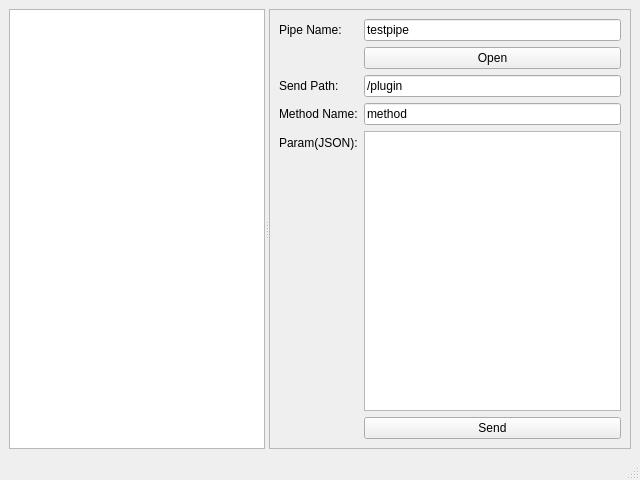
The window that testapp/cppversion/src/mainwindow.ui (qtpm/QtTobubus) describes before a commit, drawn with Qt 5.
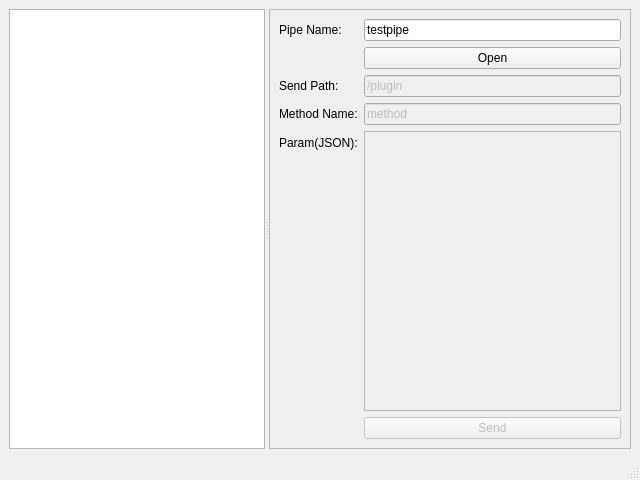
The same window after the commit.

```diff
--- a/testapp/cppversion/src/mainwindow.ui
+++ b/testapp/cppversion/src/mainwindow.ui
@@ -20,7 +20,7 @@
       <property name="orientation">
        <enum>Qt::Horizontal</enum>
       </property>
-      <widget class="QPlainTextEdit" name="logEdit">
+      <widget class="QPlainTextEdit" name="Log">
        <property name="readOnly">
         <bool>true</bool>
        </property>
@@ -63,6 +63,9 @@
         </item>
         <item row="2" column="1">
          <widget class="QLineEdit" name="Path">
+          <property name="enabled">
+           <bool>false</bool>
+          </property>
           <property name="text">
            <string>/plugin</string>
           </property>
@@ -70,6 +73,9 @@
         </item>
         <item row="3" column="1">
          <widget class="QLineEdit" name="Method">
+          <property name="enabled">
+           <bool>false</bool>
+          </property>
           <property name="text">
            <string>method</string>
           </property>
@@ -83,7 +89,11 @@
          </widget>
         </item>
         <item row="4" column="1">
-         <widget class="QPlainTextEdit" name="Parameter"/>
+         <widget class="QPlainTextEdit" name="Parameter">
+          <property name="enabled">
+           <bool>false</bool>
+          </property>
+         </widget>
         </item>
         <item row="4" column="0">
          <widget class="QLabel" name="label_3">
@@ -94,6 +104,9 @@
         </item>
         <item row="5" column="1">
          <widget class="QPushButton" name="SendButton">
+          <property name="enabled">
+           <bool>false</bool>
+          </property>
           <property name="text">
            <string>Send</string>
           </property>
```
